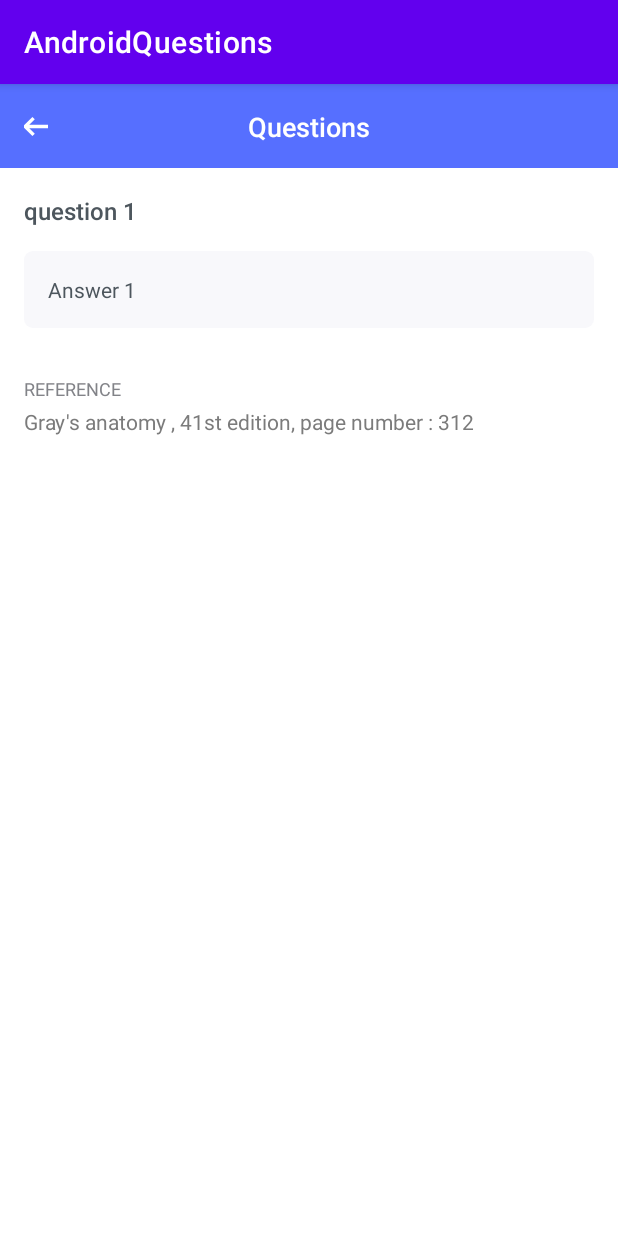
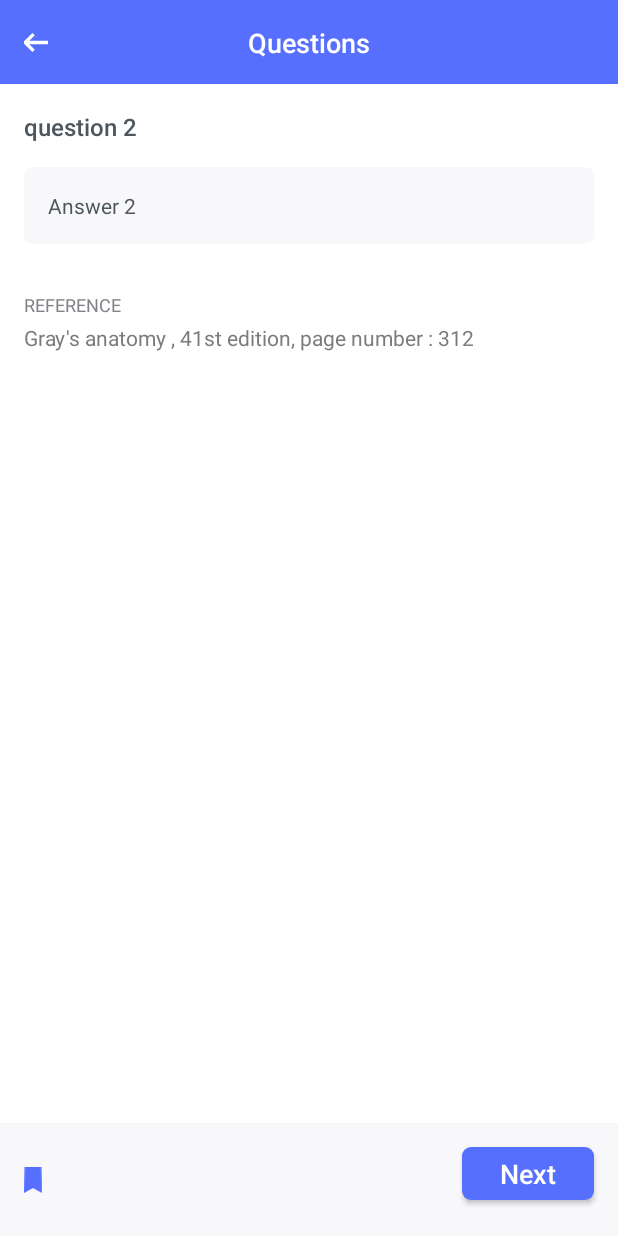
Before and after one commit to lobxy/AndroidQuestions, an Android app: the screen it shows after launch (MainActivity), after a tap on an icon or button, on a phone screen of 412 x 824 dp. Run offline under Robolectric (Android 15) with nearby library versions, the phone set to English and light mode, and no system bars; our stand-ins replace data binding; Roboto replaces fonts that are not available here; 2 other taps on this screen came first.

Commit message:
implemented bookmarking

```diff
--- a/app/src/main/java/com/lovish/androidquestions/DetailViewPagerFragment.kt
+++ b/app/src/main/java/com/lovish/androidquestions/DetailViewPagerFragment.kt
@@ -1,12 +1,13 @@
 package com.lovish.androidquestions
 
+import android.content.Context
 import android.os.Bundle
 import android.view.LayoutInflater
 import android.view.View
 import android.view.ViewGroup
 import androidx.databinding.DataBindingUtil
 import androidx.fragment.app.Fragment
-import androidx.viewpager.widget.ViewPager
+import androidx.viewpager.widget.ViewPager.OnPageChangeListener
 import com.lovish.androidquestions.databinding.FragmentDetailViewPagerBinding
 import com.lovish.androidquestions.model.Question
 
@@ -17,9 +18,16 @@ class DetailViewPagerFragment : Fragment() {
 
     private lateinit var binding: FragmentDetailViewPagerBinding
     private lateinit var adapter: ViewPagerAdapter
+    private lateinit var dataUpdatedCallback: IDataUpdated
 
     private var positionSelected: Int = 0
     private var dataList: ArrayList<Question>? = null
+    private var isDataChanged: Boolean = false
+
+    override fun onAttach(context: Context) {
+        super.onAttach(context)
+        dataUpdatedCallback = context as IDataUpdated
+    }
 
     override fun onCreate(savedInstanceState: Bundle?) {
         super.onCreate(savedInstanceState)
@@ -32,6 +40,7 @@ class DetailViewPagerFragment : Fragment() {
     override fun onCreateView(inflater: LayoutInflater, container: ViewGroup?, savedInstanceState: Bundle?): View {
         binding = DataBindingUtil.inflate(inflater, R.layout.fragment_detail_view_pager, container, false)
         binding.clickEvent = ClickAction()
+        binding.lastPosition = dataList?.size ?: 0
 
         initViewPager()
 
@@ -39,23 +48,27 @@ class DetailViewPagerFragment : Fragment() {
     }
 
     private fun initViewPager() {
-        adapter = ViewPagerAdapter(childFragmentManager, dataList)
-        binding.idViewPager.setCurrentItem(positionSelected, false)
-        binding.idViewPager.adapter = adapter
-        binding.idViewPager.addOnPageChangeListener(object : ViewPager.OnPageChangeListener {
+        val myOnPageChangeListener: OnPageChangeListener = object : OnPageChangeListener {
+            //declare key
+            var first = true
             override fun onPageScrolled(position: Int, positionOffset: Float, positionOffsetPixels: Int) {
-
+                if (first && positionOffset == 0f && positionOffsetPixels == 0) {
+                    onPageSelected(0)
+                    first = false
+                }
             }
 
             override fun onPageSelected(position: Int) {
                 binding.data = dataList?.get(position)
-                binding.executePendingBindings()
+                binding.currentPosition = position
             }
 
-            override fun onPageScrollStateChanged(state: Int) {
-            }
-
-        })
+            override fun onPageScrollStateChanged(state: Int) {}
+        }
+        adapter = ViewPagerAdapter(childFragmentManager, dataList)
+        binding.idViewPager.adapter = adapter
+        binding.idViewPager.addOnPageChangeListener(myOnPageChangeListener)
+        binding.idViewPager.setCurrentItem(positionSelected, false)
     }
 
     companion object {
@@ -72,11 +85,23 @@ class DetailViewPagerFragment : Fragment() {
 
     inner class ClickAction {
         fun backPressed(view: View) {
+            if (isDataChanged) dataUpdatedCallback.dataUpdated()
             activity?.onBackPressed()
         }
 
+        fun next(view: View) {
+            binding.idViewPager.currentItem = binding.idViewPager.currentItem + 1
+        }
+
+        fun previous(view: View) {
+            binding.idViewPager.currentItem = binding.idViewPager.currentItem - 1
+        }
+
         fun bookmark(view: View) {
+            isDataChanged = true
             dataList?.get(binding.idViewPager.currentItem)?.bookmarked = !(dataList?.get(binding.idViewPager.currentItem)?.bookmarked == true)
+            //todo : smart refresh technique must be allotted
+            binding.data = dataList?.get(binding.idViewPager.currentItem)
         }
 
     }
--- /dev/null
+++ b/app/src/main/java/com/lovish/androidquestions/IDataUpdated.kt
@@ -0,0 +1,5 @@
+package com.lovish.androidquestions
+
+interface IDataUpdated {
+    fun dataUpdated()
+}
--- a/app/src/main/java/com/lovish/androidquestions/MainActivity.kt
+++ b/app/src/main/java/com/lovish/androidquestions/MainActivity.kt
@@ -8,7 +8,7 @@ import androidx.recyclerview.widget.LinearLayoutManager
 import com.lovish.androidquestions.databinding.ActivityMainBinding
 import com.lovish.androidquestions.model.Question
 
-class MainActivity : AppCompatActivity(), ListAdapter.ItemClicked {
+class MainActivity : AppCompatActivity(), IDataUpdated, ListAdapter.ItemClicked {
 
     private lateinit var binding: ActivityMainBinding
     private lateinit var dataList: ArrayList<Question>
@@ -59,4 +59,8 @@ class MainActivity : AppCompatActivity(), ListAdapter.ItemClicked {
             binding.idSearchToolbar.visibility = View.VISIBLE
         }
     }
+
+    override fun dataUpdated() {
+        adapter?.notifyDataSetChanged()
+    }
 }
--- a/app/src/main/java/com/lovish/androidquestions/ViewPagerAdapter.kt
+++ b/app/src/main/java/com/lovish/androidquestions/ViewPagerAdapter.kt
@@ -2,10 +2,10 @@ package com.lovish.androidquestions
 
 import androidx.fragment.app.Fragment
 import androidx.fragment.app.FragmentManager
-import androidx.fragment.app.FragmentStatePagerAdapter
+import androidx.fragment.app.FragmentPagerAdapter
 import com.lovish.androidquestions.model.Question
 
-class ViewPagerAdapter(fragmentManager: FragmentManager, val dataList: ArrayList<Question>?) : FragmentStatePagerAdapter(fragmentManager, BEHAVIOR_RESUME_ONLY_CURRENT_FRAGMENT) {
+class ViewPagerAdapter(fragmentManager: FragmentManager, val dataList: ArrayList<Question>?) : FragmentPagerAdapter(fragmentManager, BEHAVIOR_RESUME_ONLY_CURRENT_FRAGMENT) {
     override fun getCount(): Int {
         return dataList?.size ?: 0
     }
--- /dev/null
+++ b/app/src/main/res/drawable/bg_next.xml
@@ -0,0 +1,9 @@
+<?xml version="1.0" encoding="utf-8"?>
+<shape xmlns:android="http://schemas.android.com/apk/res/android"
+    android:shape="rectangle">
+
+    <corners android:radius="6dp" />
+
+    <solid android:color="@color/blue" />
+
+</shape>
--- /dev/null
+++ b/app/src/main/res/drawable/bg_previous.xml
@@ -0,0 +1,14 @@
+<?xml version="1.0" encoding="utf-8"?>
+<shape xmlns:android="http://schemas.android.com/apk/res/android"
+    android:shape="rectangle">
+
+    <corners android:radius="6dp" />
+
+    <solid android:color="@color/white" />
+
+    <stroke
+        android:width="1dp"
+        android:color="#AFBABF" />
+
+
+</shape>
--- a/app/src/main/res/layout/fragment_detail_view_pager.xml
+++ b/app/src/main/res/layout/fragment_detail_view_pager.xml
@@ -5,9 +5,19 @@
 
     <data>
 
+        <import type="android.view.View" />
+
         <variable
             name="data"
             type="com.lovish.androidquestions.model.Question" />
+
+        <variable
+            name="currentPosition"
+            type="Integer" />
+
+        <variable
+            name="lastPosition"
+            type="Integer" />
 
         <variable
             name="clickEvent"
@@ -31,17 +41,6 @@
             app:layout_constraintStart_toStartOf="parent"
             app:layout_constraintTop_toTopOf="parent">
 
-            <ImageView
-                android:id="@+id/idBack"
-                android:layout_width="wrap_content"
-                android:layout_height="wrap_content"
-                android:layout_marginStart="6dp"
-                android:padding="10dp"
-                android:src="@drawable/ic_back"
-                app:layout_constraintBottom_toBottomOf="parent"
-                app:layout_constraintStart_toStartOf="parent"
-                app:layout_constraintTop_toTopOf="parent" />
-
             <TextView
                 android:id="@+id/idTitle"
                 android:layout_width="0dp"
@@ -57,17 +56,91 @@
                 app:layout_constraintStart_toStartOf="parent"
                 app:layout_constraintTop_toTopOf="parent" />
 
+            <ImageView
+                android:id="@+id/idBack"
+                android:layout_width="wrap_content"
+                android:layout_height="wrap_content"
+                android:layout_marginStart="6dp"
+                android:onClick="@{clickEvent::backPressed}"
+                android:padding="10dp"
+                android:src="@drawable/ic_back"
+                app:layout_constraintBottom_toBottomOf="parent"
+                app:layout_constraintStart_toStartOf="parent"
+                app:layout_constraintTop_toTopOf="parent" />
+
         </androidx.constraintlayout.widget.ConstraintLayout>
 
         <androidx.viewpager.widget.ViewPager
             android:id="@+id/idViewPager"
             android:layout_width="match_parent"
             android:layout_height="0dp"
-            app:layout_constraintBottom_toBottomOf="parent"
+            app:layout_constraintBottom_toTopOf="@+id/idBottomView"
             app:layout_constraintEnd_toEndOf="parent"
+            app:layout_constraintHorizontal_bias="0.0"
             app:layout_constraintStart_toStartOf="parent"
             app:layout_constraintTop_toBottomOf="@+id/constraintLayout"
             app:layout_constraintVertical_bias="0.0" />
 
+        <androidx.constraintlayout.widget.ConstraintLayout
+            android:id="@+id/idBottomView"
+            android:layout_width="match_parent"
+            android:layout_height="wrap_content"
+            android:background="@color/background"
+            app:layout_constraintBottom_toBottomOf="parent"
+            app:layout_constraintEnd_toEndOf="parent"
+            app:layout_constraintStart_toStartOf="parent">
+
+            <ImageView
+                android:layout_width="12dp"
+                android:layout_height="17dp"
+                android:layout_marginStart="16dp"
+                android:onClick="@{clickEvent::bookmark}"
+                android:src="@{data.bookmarked ? @drawable/ic_bookmark : @drawable/ic_bookmark_no}"
+                app:layout_constraintBottom_toBottomOf="parent"
+                app:layout_constraintStart_toStartOf="parent"
+                app:layout_constraintTop_toTopOf="parent"
+                tools:src="@drawable/ic_bookmark" />
+
+            <Button
+                android:id="@+id/idNext"
+                android:layout_width="wrap_content"
+                android:layout_height="35dp"
+                android:layout_marginTop="16dp"
+                android:layout_marginEnd="16dp"
+                android:layout_marginBottom="24dp"
+                android:background="@drawable/bg_next"
+                android:fontFamily="@font/roboto_medium"
+                android:onClick="@{clickEvent::next}"
+                android:text="@string/next"
+                android:textAllCaps="false"
+                android:textColor="@color/white"
+                android:textSize="18sp"
+                app:layout_constraintBottom_toBottomOf="parent"
+                app:layout_constraintEnd_toEndOf="parent"
+                app:layout_constraintTop_toTopOf="parent"
+                tools:visibility="visible" />
+
+            <Button
+                android:id="@+id/idPrevious"
+                android:layout_width="wrap_content"
+                android:layout_height="35dp"
+                android:layout_marginTop="16dp"
+                android:layout_marginEnd="11dp"
+                android:layout_marginBottom="24dp"
+                android:background="@drawable/bg_previous"
+                android:fontFamily="@font/roboto_medium"
+                android:onClick="@{clickEvent::previous}"
+                android:text="@string/previous"
+                android:textAllCaps="false"
+                android:textColor="@color/referenceTitleColor"
+                android:textSize="18sp"
+                android:visibility="@{currentPosition != 0  || lastPosition == 0 ? View.VISIBLE : View.INVISIBLE}"
+                app:layout_constraintBottom_toBottomOf="parent"
+                app:layout_constraintEnd_toStartOf="@+id/idNext"
+                app:layout_constraintTop_toTopOf="parent"
+                tools:visibility="visible" />
+
+        </androidx.constraintlayout.widget.ConstraintLayout>
+
     </androidx.constraintlayout.widget.ConstraintLayout>
 </layout>
--- a/app/src/main/res/layout/inner_list.xml
+++ b/app/src/main/res/layout/inner_list.xml
@@ -32,9 +32,12 @@
             android:layout_height="wrap_content"
             android:layout_marginStart="16dp"
             android:layout_marginTop="12dp"
+            android:layout_marginBottom="12dp"
             android:src="@drawable/ic_question"
+            app:layout_constraintBottom_toBottomOf="parent"
             app:layout_constraintStart_toStartOf="parent"
-            app:layout_constraintTop_toTopOf="parent" />
+            app:layout_constraintTop_toTopOf="parent"
+            app:layout_constraintVertical_bias="0.0" />
 
         <TextView
             android:id="@+id/idQuestion"
@@ -54,13 +57,14 @@
             app:layout_constraintStart_toEndOf="@+id/imageView2"
             app:layout_constraintTop_toTopOf="@+id/imageView2"
             app:layout_constraintVertical_bias="0.0"
-            tools:text="Which of the following features are NOT consistent with anaplastic caption of the fewWhich of the following features are NOT consistent with anaplastic caption of the few" />
+            tools:text="Which of the following features are NOT " />
 
         <ImageView
             android:id="@+id/imageView"
             android:layout_width="wrap_content"
             android:layout_height="wrap_content"
             android:layout_marginEnd="6dp"
+            android:onClick="@{clickEvent::itemBookmarked}"
             android:paddingHorizontal="10dp"
             android:paddingBottom="10dp"
             android:src="@{data.bookmarked ? @drawable/ic_bookmark : @drawable/ic_bookmark_no}"
--- a/app/src/main/res/values/strings.xml
+++ b/app/src/main/res/values/strings.xml
@@ -7,4 +7,6 @@
     <string name="questions">Questions</string>
     <string name="android_questions">Android Questions</string>
     <string name="search_here">Search here</string>
+    <string name="next">Next</string>
+    <string name="previous">Prev</string>
 </resources>
--- a/app/src/main/res/values/themes.xml
+++ b/app/src/main/res/values/themes.xml
@@ -1,16 +1,12 @@
-<resources xmlns:tools="http://schemas.android.com/tools">
-    <!-- Base application theme. -->
-    <style name="Theme.AndroidQuestions" parent="Theme.MaterialComponents.DayNight.DarkActionBar">
-        <!-- Primary brand color. -->
+<resources>
+
+    <style name="Theme.AndroidQuestions" parent="Theme.AppCompat.Light.NoActionBar">
         <item name="colorPrimary">@color/purple_500</item>
-        <item name="colorPrimaryVariant">@color/purple_700</item>
+        <item name="colorPrimaryVariant">@color/blue</item>
         <item name="colorOnPrimary">@color/white</item>
-        <!-- Secondary brand color. -->
         <item name="colorSecondary">@color/teal_200</item>
         <item name="colorSecondaryVariant">@color/teal_700</item>
         <item name="colorOnSecondary">@color/black</item>
-        <!-- Status bar color. -->
         <item name="android:statusBarColor">?attr/colorPrimaryVariant</item>
-        <!-- Customize your theme here. -->
     </style>
 </resources>
```
